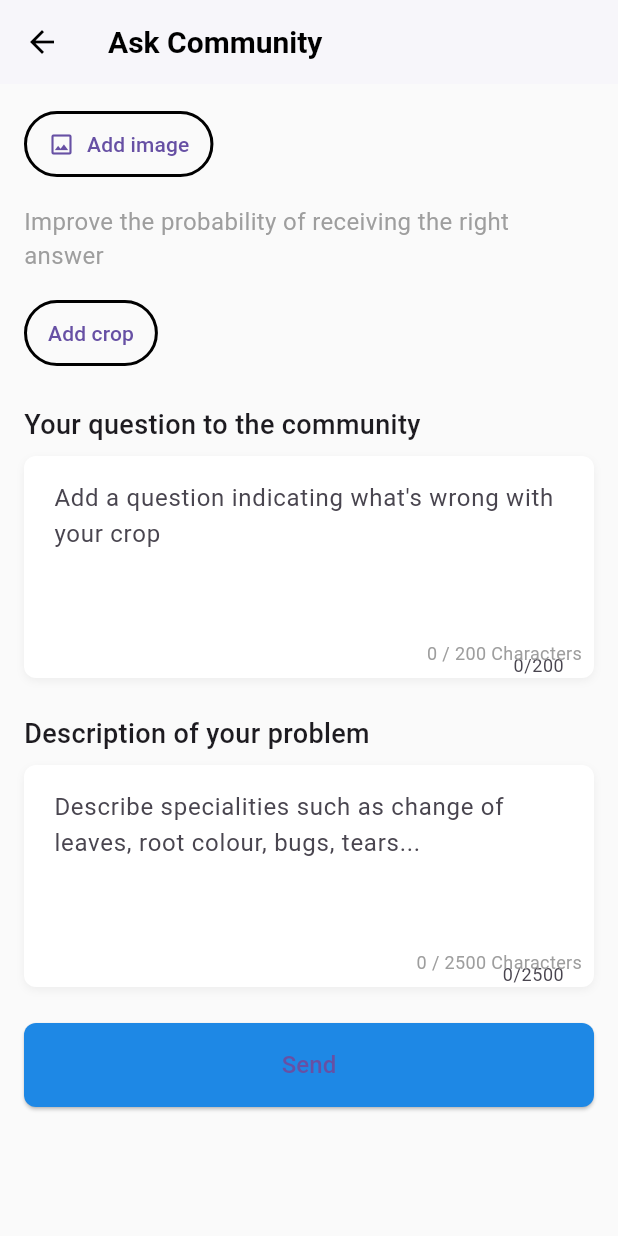
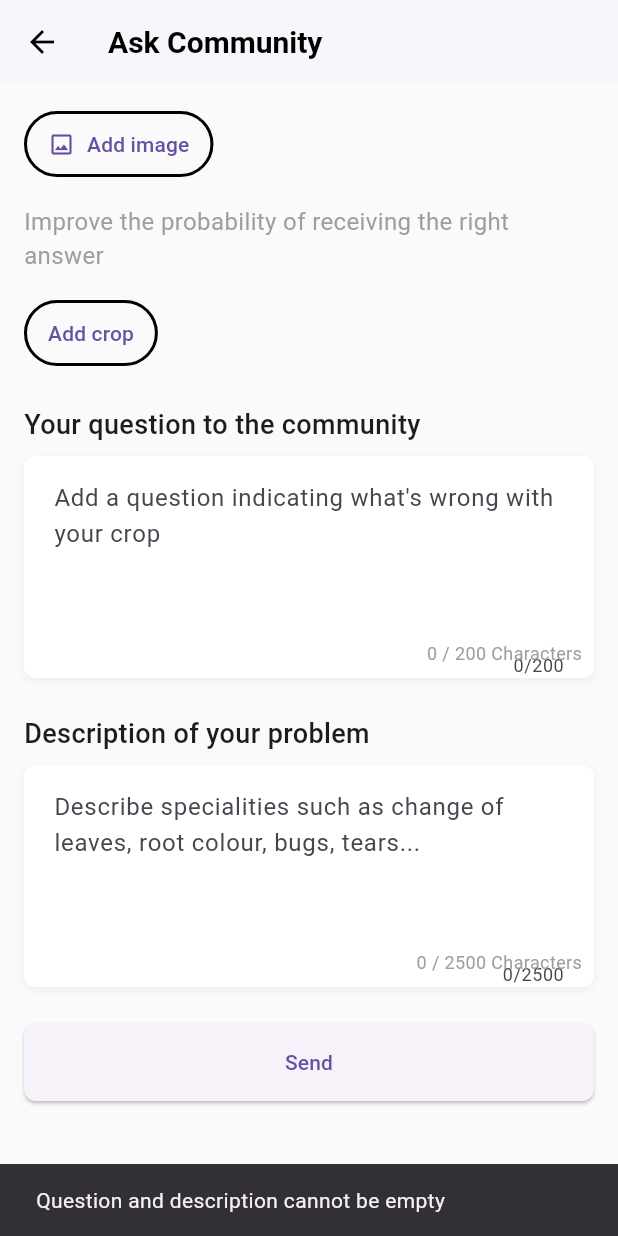
Before and after one commit to ShwetaRajputsk/cdd, a Flutter app: the AskCommunityScreen screen opened by its route, after a tap on "Send", on a phone screen of 412 x 824 dp. Run offline on Flutter 3.47's test engine with Material 3 defaults, Android fonts, the phone set to English and light mode, and no system bars; our stand-ins replace camera, cloud_firestore, firebase_auth, firebase_core, firebase_storage, image_picker and 1 more; missing offline and left inert: dart:html; accounts and stored records are empty; network calls fail.

Commit message:
Update ask.dart

```diff
--- a/lib/ask.dart
+++ b/lib/ask.dart
@@ -1,9 +1,13 @@
+import 'dart:io';
+import 'package:flutter/foundation.dart';
 import 'package:flutter/material.dart';
 import 'package:cloud_firestore/cloud_firestore.dart';
 import 'package:firebase_storage/firebase_storage.dart';
 import 'package:image_picker/image_picker.dart';
-import 'dart:io';
-import 'package:flutter/foundation.dart'; // For platform checking
+import 'dart:typed_data';
+import 'dart:html' as html; // For web file picker
+import 'package:firebase_auth/firebase_auth.dart'; // Firebase Auth
+
 
 class AskCommunityScreen extends StatefulWidget {
   const AskCommunityScreen({Key? key}) : super(key: key);
@@ -15,7 +19,9 @@ class AskCommunityScreen extends StatefulWidget {
 class _AskCommunityScreenState extends State<AskCommunityScreen> {
   final TextEditingController _questionController = TextEditingController();
   final TextEditingController _descriptionController = TextEditingController();
-  File? _selectedImage;
+  File? _selectedImageFile; // For mobile
+  Uint8List? _selectedImageBytes; // For web
+  String? _selectedImageName; // For web (file name)
 
   @override
   void dispose() {
@@ -25,56 +31,125 @@ class _AskCommunityScreenState extends State<AskCommunityScreen> {
   }
 
   Future<void> _pickImage() async {
+    if (kIsWeb) {
+      // Web file picker
+      final html.FileUploadInputElement uploadInput = html.FileUploadInputElement();
+      uploadInput.accept = 'image/*';
+      uploadInput.click();
+      uploadInput.onChange.listen((e) async {
+        if (uploadInput.files!.isNotEmpty) {
+          final reader = html.FileReader();
+          final file = uploadInput.files!.first;
+          reader.readAsArrayBuffer(file);
+          reader.onLoadEnd.listen((_) {
+            setState(() {
+              _selectedImageBytes = reader.result as Uint8List;
+              _selectedImageName = file.name;
+            });
+          });
+        }
+      });
+    } else {
+      // Mobile file picker
       final ImagePicker picker = ImagePicker();
-    final XFile? image =
-        await picker.pickImage(source: ImageSource.gallery); // Use camera if needed
+      final XFile? image = await picker.pickImage(source: ImageSource.gallery);
       if (image != null) {
         setState(() {
-        _selectedImage = File(image.path);
+          _selectedImageFile = File(image.path);
         });
+      }
     }
   }
 
 Future<void> _submitPost() async {
-  final question = _questionController.text;
-  final description = _descriptionController.text;
+  final question = _questionController.text.trim();
+  final description = _descriptionController.text.trim();
 
-  if (question.isNotEmpty && description.isNotEmpty) {
+  // Validate fields
+  if (question.isEmpty || description.isEmpty) {
+    ScaffoldMessenger.of(context).showSnackBar(
+      SnackBar(content: Text("Question and description cannot be empty")),
+    );
+    return;
+  }
+
   final postRef = FirebaseFirestore.instance.collection('community_posts').doc();
+
+  // Get the current user's data
+  final user = FirebaseAuth.instance.currentUser;
+
+  // Fetch the user's name from Firestore
+  String userName = '';
+  if (user != null) {
+    final userDoc = await FirebaseFirestore.instance.collection('users').doc(user.uid).get();
+    if (userDoc.exists) {
+      userName = userDoc.data()?['name'] ?? '';
+    }
+  }
+
+  // If name is not set, fallback to 'Anonymous'
+  userName = userName.isEmpty ? 'Anonymous' : userName;
+
+  final userId = user?.uid ?? '';  // Use user ID
+// Fetch the user's profile image from Firestore
+String userProfileImage = '';
+if (user != null) {
+  final userDoc = await FirebaseFirestore.instance.collection('users').doc(user.uid).get();
+  if (userDoc.exists) {
+    userProfileImage = userDoc.data()?['imageUrl'] ?? ''; // Fetch imageUrl from Firestore
+  }
+}
 
   Map<String, dynamic> postData = {
     'question': question,
     'description': description,
     'timestamp': FieldValue.serverTimestamp(),
+    'userName': userName,  // Use the fetched userName
+    'userId': userId,      // Add user's ID
+    'userProfileImage': userProfileImage,  // Add user's profile image URL
   };
 
-    if (_selectedImage != null) {
+  // Upload image if selected
+  if (_selectedImageFile != null || _selectedImageBytes != null) {
     try {
       final storageRef = FirebaseStorage.instance.ref();
       final imageRef = storageRef.child('community_images/${postRef.id}.jpg');
-        await imageRef.putFile(_selectedImage!);
 
-        // Get the image URL after upload
+      if (kIsWeb && _selectedImageBytes != null) {
+        // Upload image as bytes (web)
+        await imageRef.putData(_selectedImageBytes!);
+      } else if (_selectedImageFile != null) {
+        // Upload image file (mobile)
+        await imageRef.putFile(_selectedImageFile!);
+      }
+
       final imageUrl = await imageRef.getDownloadURL();
-        postData['imageUrl'] = imageUrl; // Store the image URL in Firestore
+      postData['imageUrl'] = imageUrl;
       print("Image URL: $imageUrl");
     } catch (e) {
       print("Error uploading image: $e");
+      ScaffoldMessenger.of(context).showSnackBar(
+        SnackBar(content: Text("Error uploading image")),
+      );
+      return;
     }
   }
 
   try {
-      // Log the post data before saving
-      print("Post data before saving: $postData");
-
-      // Save the post data (including image URL if available) in Firestore
     await postRef.set(postData);
+    ScaffoldMessenger.of(context).showSnackBar(
+      SnackBar(content: Text("Post submitted successfully")),
+    );
     Navigator.pop(context);
   } catch (e) {
     print("Error saving post: $e");
+    ScaffoldMessenger.of(context).showSnackBar(
+      SnackBar(content: Text("Error saving post: $e")),
+    );
   }
 }
-}
+
+
 
   @override
   Widget build(BuildContext context) {
@@ -114,17 +189,17 @@ Future<void> _submitPost() async {
                   ),
                 ),
               ),
-              if (_selectedImage != null)
+              if (_selectedImageFile != null || _selectedImageBytes != null)
                 Padding(
                   padding: const EdgeInsets.symmetric(vertical: 16.0),
-                  child: kIsWeb // Check if the platform is web
-                      ? Image.network(
-                          _selectedImage!.path, // Use the network URL for web
+                  child: kIsWeb
+                      ? Image.memory(
+                          _selectedImageBytes!,
                           height: 150,
                           fit: BoxFit.cover,
                         )
                       : Image.file(
-                          _selectedImage!, // Use the file image on mobile
+                          _selectedImageFile!,
                           height: 150,
                           fit: BoxFit.cover,
                         ),
@@ -252,20 +327,13 @@ Future<void> _submitPost() async {
               const SizedBox(height: 24),
               SizedBox(
                 width: double.infinity,
-                height: 56,
                 child: ElevatedButton(
                   onPressed: _submitPost,
+                  child: const Text('Send'),
                   style: ElevatedButton.styleFrom(
-                    backgroundColor: Colors.blue[600],
+                    padding: const EdgeInsets.symmetric(vertical: 16),
                     shape: RoundedRectangleBorder(
                       borderRadius: BorderRadius.circular(8),
-                    ),
-                  ),
-                  child: const Text(
-                    'Send',
-                    style: TextStyle(
-                      fontSize: 16,
-                      fontWeight: FontWeight.w500,
                     ),
                   ),
                 ),
```
Lines whose indentation alone changed are shown as unchanged.
